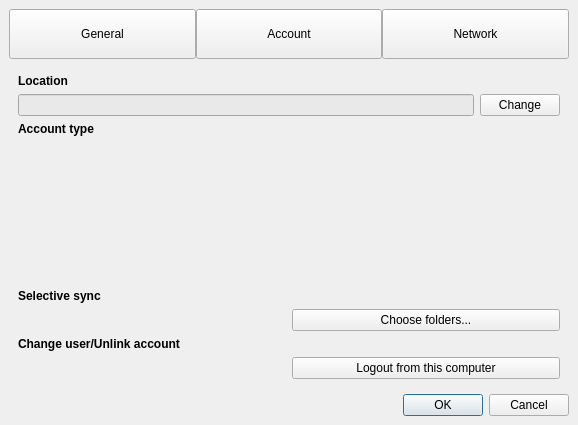
Above: application/ui/settings.ui from pvtbox/pvtbox-desktop before the change. Below: the same form after it.
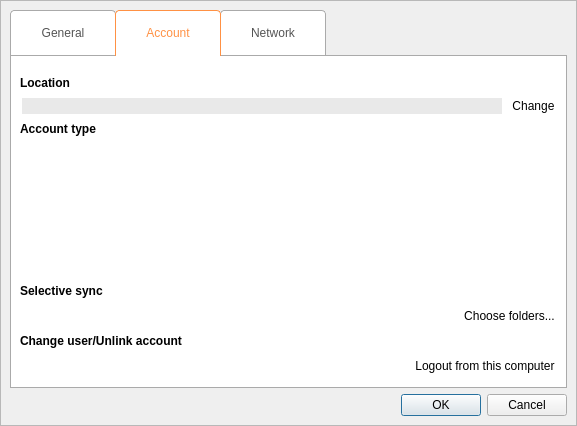
That is the form after the change. Icons and pictures are not drawn.

What changed in the file:
```diff
--- a/application/ui/settings.ui
+++ b/application/ui/settings.ui
@@ -6,100 +6,98 @@
    <rect>
     <x>0</x>
     <y>0</y>
-    <width>578</width>
-    <height>425</height>
+    <width>577</width>
+    <height>426</height>
    </rect>
   </property>
-  <property name="minimumSize">
-   <size>
-    <width>500</width>
-    <height>400</height>
-   </size>
-  </property>
   <property name="windowTitle">
    <string>Settings</string>
   </property>
   <property name="styleSheet">
-   <string notr="true"/>
+   <string notr="true">QTabWidget  QPushButton:hover{color: #ff9144;}</string>
   </property>
-  <property name="locale">
-   <locale language="English" country="UnitedStates"/>
-  </property>
-  <layout class="QGridLayout" name="gridLayout">
-   <property name="margin">
-    <number>0</number>
-   </property>
+  <layout class="QVBoxLayout" name="verticalLayout_5">
    <property name="spacing">
     <number>0</number>
    </property>
-   <item row="0" column="0">
+   <property name="leftMargin">
+    <number>0</number>
+   </property>
+   <property name="topMargin">
+    <number>0</number>
+   </property>
+   <property name="rightMargin">
+    <number>0</number>
+   </property>
+   <property name="bottomMargin">
+    <number>0</number>
+   </property>
+   <item>
     <widget class="QFrame" name="centralWidget">
-     <layout class="QVBoxLayout" name="verticalLayout_2">
+     <property name="styleSheet">
+      <string notr="true"/>
+     </property>
+     <property name="frameShape">
+      <enum>QFrame::StyledPanel</enum>
+     </property>
+     <property name="frameShadow">
+      <enum>QFrame::Raised</enum>
+     </property>
+     <layout class="QVBoxLayout" name="verticalLayout_9">
       <item>
-       <layout class="QHBoxLayout" name="pages_headers">
-        <property name="spacing">
-         <number>0</number>
+       <widget class="QTabWidget" name="tabWidget">
+        <property name="enabled">
+         <bool>true</bool>
         </property>
-        <item>
-         <widget class="QPushButton" name="general_button">
-          <property name="minimumSize">
-           <size>
-            <width>0</width>
-            <height>50</height>
-           </size>
-          </property>
-          <property name="text">
-           <string>General</string>
-          </property>
-          <property name="checkable">
-           <bool>true</bool>
-          </property>
-          <property name="checked">
-           <bool>false</bool>
-          </property>
-         </widget>
-        </item>
-        <item>
-         <widget class="QPushButton" name="account_button">
-          <property name="minimumSize">
-           <size>
-            <width>0</width>
-            <height>50</height>
-           </size>
-          </property>
-          <property name="text">
-           <string>Account</string>
-          </property>
-          <property name="checkable">
-           <bool>true</bool>
-          </property>
-         </widget>
-        </item>
-        <item>
-         <widget class="QPushButton" name="network_button">
-          <property name="minimumSize">
-           <size>
-            <width>0</width>
-            <height>50</height>
-           </size>
-          </property>
-          <property name="text">
-           <string>Network</string>
-          </property>
-          <property name="checkable">
-           <bool>true</bool>
-          </property>
-         </widget>
-        </item>
-       </layout>
-      </item>
-      <item>
-       <widget class="QStackedWidget" name="pages">
+        <property name="font">
+         <font>
+          <pointsize>9</pointsize>
+         </font>
+        </property>
+        <property name="styleSheet">
+         <string notr="true">QTabWidget::pane { 
+    border: 1px solid #aaaaaa;
+	margin-top: -1px;
+}
+QTabWidget::tab-bar {
+    alignment: left;
+}
+QTabBar::tab{height: 40px; min-width: 100px; border: 1px solid #aaaaaa; 
+color: #555555; 
+border-bottom-color: #aaaaaa;  
+border-top-left-radius: 4px;
+border-top-right-radius: 4px;
+margin-right: -1px;
+padding: 2px;
+background-color: #ffffff;
+}
+QTabBar::tab:selected {
+	color:  #ff9144;
+    border-color: #ff9144;
+    border-bottom-color:#ffffff ;
+    background-color: #ffffff;
+}
+QTabBar::tab:last {
+    margin-right: 0; 
+}
+QTabBar::tab:hover {color: #ff9144; background-color: #ffffff  }
+QTabBar::tab:hover:selected {color: #ff9144; background-color: #ffffff  }
+</string>
+        </property>
         <property name="currentIndex">
          <number>1</number>
         </property>
-        <widget class="QWidget" name="general_page">
-         <layout class="QVBoxLayout" name="verticalLayout_3">
+        <widget class="QWidget" name="tab_general">
+         <property name="styleSheet">
+          <string notr="true">background-color: #ffffff;</string>
+         </property>
+         <attribute name="title">
+          <string>General</string>
+         </attribute>
+         <layout class="QVBoxLayout" name="verticalLayout_7">
+          <property name="spacing">
+           <number>20</number>
+          </property>
           <property name="leftMargin">
            <number>50</number>
           </property>
@@ -186,12 +184,22 @@
           </item>
          </layout>
         </widget>
-        <widget class="QWidget" name="account_page">
-         <layout class="QVBoxLayout" name="verticalLayout_4">
+        <widget class="QWidget" name="tab_account">
+         <property name="styleSheet">
+          <string notr="true">background-color: #ffffff; border: 0;</string>
+         </property>
+         <attribute name="title">
+          <string>Account</string>
+         </attribute>
+         <layout class="QVBoxLayout" name="verticalLayout_6">
+          <property name="topMargin">
+           <number>20</number>
+          </property>
           <item>
            <widget class="QLabel" name="location_label">
             <property name="font">
              <font>
+              <pointsize>9</pointsize>
               <weight>75</weight>
               <bold>true</bold>
              </font>
@@ -203,13 +211,30 @@
           </item>
           <item>
            <layout class="QHBoxLayout" name="location_layout">
+            <property name="spacing">
+             <number>10</number>
+            </property>
+            <property name="leftMargin">
+             <number>2</number>
+            </property>
+            <property name="topMargin">
+             <number>2</number>
+            </property>
+            <property name="rightMargin">
+             <number>2</number>
+            </property>
+            <property name="bottomMargin">
+             <number>2</number>
+            </property>
             <item>
              <widget class="QLineEdit" name="location_edit">
               <property name="enabled">
                <bool>false</bool>
               </property>
-              <property name="readOnly">
-               <bool>true</bool>
+              <property name="font">
+               <font>
+                <pointsize>9</pointsize>
+               </font>
               </property>
               <property name="styleSheet">
                <string notr="true">QLineEdit {background-color: #e9e9e9;}</string>
@@ -218,9 +243,24 @@
             </item>
             <item>
              <widget class="QPushButton" name="location_button">
+              <property name="font">
+               <font>
+                <pointsize>9</pointsize>
+               </font>
+              </property>
+              <property name="cursor">
+               <cursorShape>PointingHandCursor</cursorShape>
+              </property>
               <property name="text">
                <string>Change</string>
               </property>
+              <property name="icon">
+               <iconset resource="pvtbox_main.qrc">
+                <normaloff>:/images/settings/pencil.svg</normaloff>:/images/settings/pencil.svg</iconset>
+              </property>
+              <property name="flat">
+               <bool>false</bool>
+              </property>
              </widget>
             </item>
            </layout>
@@ -229,6 +269,7 @@
            <widget class="QLabel" name="account_type_header">
             <property name="font">
              <font>
+              <pointsize>9</pointsize>
               <weight>75</weight>
               <bold>true</bold>
              </font>
@@ -242,9 +283,14 @@
            </widget>
           </item>
           <item>
-           <layout class="QHBoxLayout">
+           <layout class="QHBoxLayout" name="_3">
             <item>
              <widget class="QLabel" name="account_type">
+              <property name="font">
+               <font>
+                <pointsize>9</pointsize>
+               </font>
+              </property>
               <property name="visible">
                <bool>False</bool>
               </property>
@@ -252,35 +298,40 @@
             </item>
             <item>
              <widget class="QLabel" name="account_upgrade">
+              <property name="font">
+               <font>
+                <pointsize>9</pointsize>
+               </font>
+              </property>
               <property name="visible">
                <bool>False</bool>
               </property>
              </widget>
             </item>
             <item>
-           <spacer>
-            <property name="orientation">
-             <enum>Qt::Horizontal</enum>
-            </property>
-            <property name="sizeHint" stdset="0">
-             <size>
-              <width>0</width>
-              <height>0</height>
-             </size>
-            </property>
-           </spacer>
-          </item>
+             <spacer>
+              <property name="orientation">
+               <enum>Qt::Horizontal</enum>
+              </property>
+              <property name="sizeHint" stdset="0">
+               <size>
+                <width>0</width>
+                <height>0</height>
+               </size>
+              </property>
+             </spacer>
+            </item>
            </layout>
           </item>
           <item>
-           <spacer name="verticalSpacer_2">
+           <spacer name="verticalSpacer_5">
             <property name="orientation">
              <enum>Qt::Vertical</enum>
             </property>
             <property name="sizeHint" stdset="0">
              <size>
               <width>20</width>
-              <height>40</height>
+              <height>148</height>
              </size>
             </property>
            </spacer>
@@ -289,6 +340,7 @@
            <widget class="QLabel" name="selective_sync_label">
             <property name="font">
              <font>
+              <pointsize>9</pointsize>
               <weight>75</weight>
               <bold>true</bold>
              </font>
@@ -303,24 +355,51 @@
             <property name="spacing">
              <number>6</number>
             </property>
+            <property name="leftMargin">
+             <number>2</number>
+            </property>
+            <property name="topMargin">
+             <number>2</number>
+            </property>
+            <property name="rightMargin">
+             <number>2</number>
+            </property>
+            <property name="bottomMargin">
+             <number>2</number>
+            </property>
             <item>
-             <widget class="QLabel" name="none_label">
-              <property name="font">
-               <font>
-                <weight>75</weight>
-                <bold>true</bold>
-               </font>
+             <spacer name="horizontalSpacer">
+              <property name="orientation">
+               <enum>Qt::Horizontal</enum>
               </property>
-              <property name="text">
-               <string/>
+              <property name="sizeHint" stdset="0">
+               <size>
+                <width>40</width>
+                <height>20</height>
+               </size>
               </property>
-             </widget>
+             </spacer>
             </item>
             <item>
              <widget class="QPushButton" name="selective_sync_button">
+              <property name="font">
+               <font>
+                <pointsize>9</pointsize>
+               </font>
+              </property>
+              <property name="cursor">
+               <cursorShape>PointingHandCursor</cursorShape>
+              </property>
               <property name="text">
                <string>Choose folders...</string>
               </property>
+              <property name="icon">
+               <iconset resource="pvtbox_main.qrc">
+                <normaloff>:/images/settings/folder_sync.svg</normaloff>:/images/settings/folder_sync.svg</iconset>
+              </property>
+              <property name="flat">
+               <bool>false</bool>
+              </property>
              </widget>
             </item>
            </layout>
@@ -329,6 +408,7 @@
            <widget class="QLabel" name="user_label">
             <property name="font">
              <font>
+              <pointsize>9</pointsize>
               <weight>75</weight>
               <bold>true</bold>
              </font>
@@ -340,10 +420,23 @@
           </item>
           <item>
            <layout class="QHBoxLayout" name="user_layout">
+            <property name="leftMargin">
+             <number>2</number>
+            </property>
+            <property name="topMargin">
+             <number>2</number>
+            </property>
+            <property name="rightMargin">
+             <number>2</number>
+            </property>
+            <property name="bottomMargin">
+             <number>2</number>
+            </property>
             <item>
              <widget class="QLabel" name="email_label">
               <property name="font">
                <font>
+                <pointsize>9</pointsize>
                 <weight>75</weight>
                 <bold>true</bold>
                </font>
@@ -353,19 +446,59 @@
               </property>
              </widget>
             </item>
+            <item>
+             <spacer name="horizontalSpacer_2">
+              <property name="orientation">
+               <enum>Qt::Horizontal</enum>
+              </property>
+              <property name="sizeHint" stdset="0">
+               <size>
+                <width>40</width>
+                <height>20</height>
+               </size>
+              </property>
+             </spacer>
+            </item>
             <item>
              <widget class="QPushButton" name="logout_button">
+              <property name="font">
+               <font>
+                <pointsize>9</pointsize>
+               </font>
+              </property>
+              <property name="cursor">
+               <cursorShape>PointingHandCursor</cursorShape>
+              </property>
+              <property name="styleSheet">
+               <string notr="true">botder: 0;</string>
+              </property>
               <property name="text">
                <string>Logout from this computer</string>
               </property>
+              <property name="icon">
+               <iconset resource="pvtbox_main.qrc">
+                <normaloff>:/images/settings/logout.svg</normaloff>:/images/settings/logout.svg</iconset>
+              </property>
+              <property name="flat">
+               <bool>false</bool>
+              </property>
              </widget>
             </item>
            </layout>
           </item>
          </layout>
         </widget>
-        <widget class="QWidget" name="network_page">
-         <layout class="QVBoxLayout" name="verticalLayout">
+        <widget class="QWidget" name="tab_network">
+         <property name="styleSheet">
+          <string notr="true">background-color: #ffffff;</string>
+         </property>
+         <attribute name="title">
+          <string>Network</string>
+         </attribute>
+         <layout class="QVBoxLayout" name="verticalLayout_8">
+          <property name="topMargin">
+           <number>20</number>
+          </property>
           <item>
            <layout class="QHBoxLayout" name="speed_limits_layout">
             <item>
@@ -502,6 +635,14 @@
       </item>
       <item>
        <widget class="QDialogButtonBox" name="buttonBox">
+        <property name="font">
+         <font>
+          <pointsize>9</pointsize>
+         </font>
+        </property>
+        <property name="styleSheet">
+         <string notr="true"/>
+        </property>
         <property name="orientation">
          <enum>Qt::Horizontal</enum>
         </property>
```
Left out of the diff: 145 changed lines with no effect on the pictures.
